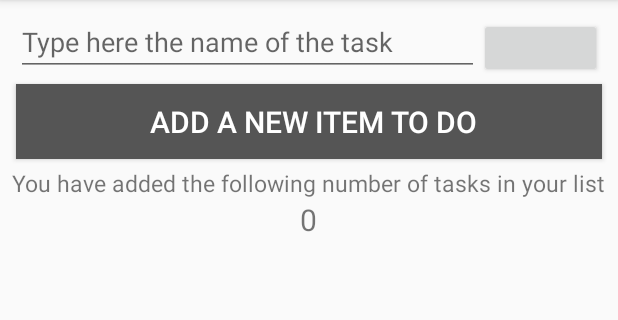
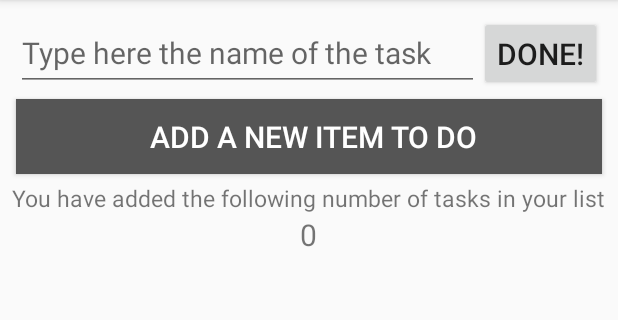
Before and after one commit to AayushChaturvedi/JustDoIt, an Android app: the screen it shows after launch (MainActivity), after a tap on "ADD A NEW ITEM TO DO", on a phone screen of 412 x 824 dp, the part 84-404 px from its top. Run offline under Robolectric (Android 15) with nearby library versions, the light colour scheme and no system bars; 1 other tap on this screen came first.

Commit message:
Finalized a few things

```diff
--- a/app/src/main/java/com/example/aac/justdoit/MainActivity.java
+++ b/app/src/main/java/com/example/aac/justdoit/MainActivity.java
@@ -14,12 +14,14 @@
 public class MainActivity extends AppCompatActivity {
 
     private LinearLayout parentLinearLayout;
+    private LinearLayout childLinearLayout;
 
     @Override
     public void onCreate(Bundle savedInstanceState) {
         super.onCreate(savedInstanceState);
         setContentView(R.layout.activity_main);
         parentLinearLayout = findViewById(R.id.parent_linear_layout);
+        childLinearLayout = findViewById(R.id.child_linear_layout);
     }
 
     public void onAddField(View v) {
@@ -29,11 +31,7 @@
         int count = parentLinearLayout.getChildCount();
         TextView result_field = findViewById(R.id.result);
         result_field.setText(Integer.toString((count-1)));
-        View view = parentLinearLayout.getChildAt(count-1);
-        if(view instanceof EditText){
-            EditText last = (EditText)view;
-            last.setSelection(0);
-        }
+        childLinearLayout = (LinearLayout) parentLinearLayout.getChildAt(0);
     }
 
     public void onDelete(View v) {
--- a/app/src/main/res/layout/activity_main.xml
+++ b/app/src/main/res/layout/activity_main.xml
@@ -15,6 +15,7 @@
 
             <LinearLayout xmlns:android="http://schemas.android.com/apk/res/android"
                 android:layout_width="match_parent"
+                android:id="@+id/child_linear_layout"
                 android:layout_height="50dp"
                 android:orientation="horizontal"
                 android:padding="5dp"
@@ -66,5 +67,10 @@
             android:layout_gravity="center"
             android:textSize="20sp"
             android:layout_marginHorizontal="5dp"/>
+        <TextView
+            android:layout_width="wrap_content"
+            android:layout_height="wrap_content"
+            android:text=""
+            android:textSize="20sp"/>
     </LinearLayout>
 </ScrollView>
--- a/app/src/main/res/layout/field.xml
+++ b/app/src/main/res/layout/field.xml
@@ -4,18 +4,21 @@
     android:layout_height="50dp"
     android:orientation="horizontal"
     android:padding="5dp"
-    android:paddingBottom="5dp">
+    android:paddingBottom="5dp"
+    android:id="@+id/child_linear_layout">
     <EditText
         android:id="@+id/list_item"
         android:layout_width="0dp"
         android:layout_height="match_parent"
         android:layout_weight="5"
-        android:hint="@string/type_here_the_name_of_the_task"/>
+        android:hint="@string/type_here_the_name_of_the_task"
+        android:textSize="20sp"/>
     <Button
         android:id="@+id/delete_button"
         android:layout_width="20dp"
-        android:layout_height="40dp"
+        android:layout_height="50dp"
         android:layout_weight="1"
         android:onClick="onDelete"
-        android:paddingBottom="5dp"/>
+        android:text="@string/done"
+        android:textSize="20sp"/>
 </LinearLayout>
```
